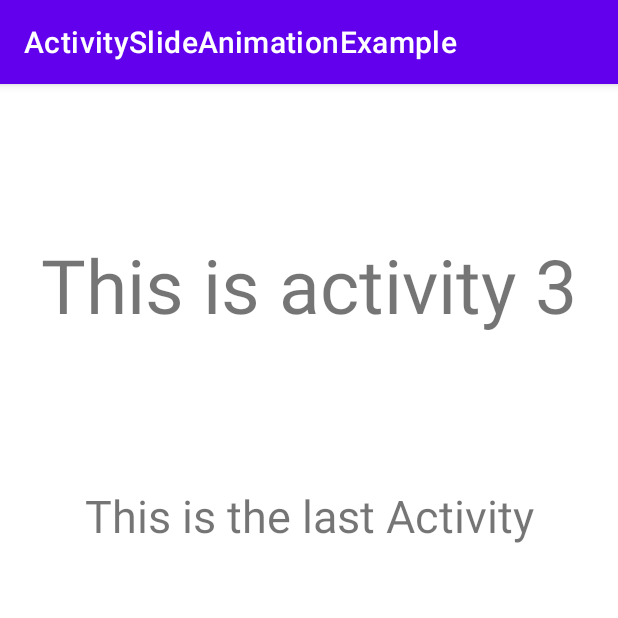
After one commit to Lorand-F/ActivitySlideAnimationExample2, an Android app: the Activity3 screen opened directly, with no data from a screen before it, on a phone screen of 412 x 824 dp, the top half of it. The commit adds this screen. Run offline under Robolectric (Android 15) with nearby library versions, the phone set to English and light mode, and no system bars.

Commit message:
doing all stuff (activity 3 -class and xml, add all sliders, generalise sliders for whole project)

```diff
--- a/app/src/main/AndroidManifest.xml
+++ b/app/src/main/AndroidManifest.xml
@@ -11,6 +11,7 @@
         android:supportsRtl="true"
         android:theme="@style/Theme.ActivitySlideAnimationExample">
         <activity android:name=".Activity2"/>
+        <activity android:name=".Activity3"/>
         <activity android:name=".MainActivity">
             <intent-filter>
                 <action android:name="android.intent.action.MAIN" />
--- a/app/src/main/java/com/example/activityslideanimationexample/Activity2.java
+++ b/app/src/main/java/com/example/activityslideanimationexample/Activity2.java
@@ -1,17 +1,36 @@
 package com.example.activityslideanimationexample;
 
+import android.content.Intent;
 import android.os.Bundle;
+import android.view.View;
+import android.widget.Button;
 
+import androidx.annotation.NonNull;
 import androidx.annotation.Nullable;
 import androidx.appcompat.app.AppCompatActivity;
+import androidx.appcompat.view.ActionMode;
 
 public class Activity2 extends AppCompatActivity {
+
+    private Button button2;
 
     @Override
     protected void onCreate(@Nullable Bundle savedInstanceState) {
         super.onCreate(savedInstanceState);
         setContentView(R.layout.activity_2);
+        button2=findViewById(R.id.btn_2);
+        button2.setOnClickListener(new View.OnClickListener() {
+            @Override
+            public void onClick(View v) {
+                Intent intent=new Intent(getApplicationContext(),Activity3.class);
+                startActivity(intent);
+            }
+        });
     }
 
-
+    @Override
+    public void onBackPressed() {
+        super.onBackPressed();
+        overridePendingTransition(R.anim.slide_in_left,R.anim.slide_out_right);
+    }
 }
--- /dev/null
+++ b/app/src/main/java/com/example/activityslideanimationexample/Activity3.java
@@ -0,0 +1,15 @@
+package com.example.activityslideanimationexample;
+
+import android.os.Bundle;
+
+import androidx.annotation.Nullable;
+import androidx.appcompat.app.AppCompatActivity;
+
+public class Activity3 extends AppCompatActivity {
+
+    @Override
+    protected void onCreate(@Nullable Bundle savedInstanceState) {
+        super.onCreate(savedInstanceState);
+        setContentView(R.layout.activity_3);
+    }
+}
--- a/app/src/main/java/com/example/activityslideanimationexample/MainActivity.java
+++ b/app/src/main/java/com/example/activityslideanimationexample/MainActivity.java
@@ -21,6 +21,7 @@ public class MainActivity extends AppCompatActivity {
             public void onClick(View v) {
                 Intent intent = new Intent(getApplicationContext(), Activity2.class);
                 startActivity(intent);
+                overridePendingTransition(R.anim.slide_in_right,R.anim.slide_out_left);
             }
         });
     }
--- /dev/null
+++ b/app/src/main/res/anim/slide_in_left.xml
@@ -0,0 +1,8 @@
+<?xml version="1.0" encoding="utf-8"?>
+<set xmlns:android="http://schemas.android.com/apk/res/android">
+    <translate
+        android:fromXDelta="-100%p"
+        android:toXDelta="0"
+        android:duration="@android:integer/config_mediumAnimTime"/>
+
+</set>
--- /dev/null
+++ b/app/src/main/res/anim/slide_in_right.xml
@@ -0,0 +1,7 @@
+<?xml version="1.0" encoding="utf-8"?>
+<set xmlns:android="http://schemas.android.com/apk/res/android">
+    <translate
+        android:duration="@android:integer/config_mediumAnimTime"
+        android:fromXDelta="100%p"
+        android:toXDelta="0"/>
+</set>
--- /dev/null
+++ b/app/src/main/res/anim/slide_out_left.xml
@@ -0,0 +1,7 @@
+<?xml version="1.0" encoding="utf-8"?>
+<set xmlns:android="http://schemas.android.com/apk/res/android">
+    <translate
+        android:duration="@android:integer/config_mediumAnimTime"
+        android:fromXDelta="0"
+        android:toXDelta="-100%p"/>
+</set>
--- /dev/null
+++ b/app/src/main/res/anim/slide_out_right.xml
@@ -0,0 +1,7 @@
+<?xml version="1.0" encoding="utf-8"?>
+<set xmlns:android="http://schemas.android.com/apk/res/android">
+    <translate
+        android:duration="@android:integer/config_mediumAnimTime"
+        android:fromXDelta="0"
+        android:toXDelta="100%p"/>
+</set>
--- /dev/null
+++ b/app/src/main/res/layout/activity_3.xml
@@ -0,0 +1,30 @@
+<?xml version="1.0" encoding="utf-8"?>
+<androidx.constraintlayout.widget.ConstraintLayout xmlns:android="http://schemas.android.com/apk/res/android"
+    android:layout_width="match_parent"
+    android:layout_height="match_parent"
+    xmlns:app="http://schemas.android.com/apk/res-auto">
+
+    <TextView
+        android:id="@+id/tv_3"
+        android:layout_width="wrap_content"
+        android:layout_height="wrap_content"
+        android:text="@string/this_is_activity_3"
+        android:textSize="50sp"
+        android:layout_marginTop="100dp"
+        app:layout_constraintStart_toStartOf="parent"
+        app:layout_constraintEnd_toEndOf="parent"
+        app:layout_constraintTop_toTopOf="parent"/>
+
+    <TextView
+        android:id="@+id/tv_4"
+        android:layout_width="wrap_content"
+        android:layout_height="wrap_content"
+        android:text="@string/this_is_the_last_activity"
+        android:textSize="30sp"
+        android:layout_marginTop="100dp"
+        app:layout_constraintStart_toStartOf="parent"
+        app:layout_constraintEnd_toEndOf="parent"
+        app:layout_constraintTop_toBottomOf="@id/tv_3"/>
+
+
+</androidx.constraintlayout.widget.ConstraintLayout>
--- a/app/src/main/res/values/strings.xml
+++ b/app/src/main/res/values/strings.xml
@@ -4,4 +4,6 @@
     <string name="open_activity_3">Open activity 3</string>
     <string name="this_is_activity_1">This is Activity 1</string>
     <string name="open_activity_2">Open Activity 2</string>
+    <string name="this_is_activity_3">This is activity 3</string>
+    <string name="this_is_the_last_activity">This is the last Activity</string>
 </resources>
--- a/app/src/main/res/values/themes.xml
+++ b/app/src/main/res/values/themes.xml
@@ -12,5 +12,13 @@
         <!-- Status bar color. -->
         <item name="android:statusBarColor" tools:targetApi="l">?attr/colorPrimaryVariant</item>
         <!-- Customize your theme here. -->
+        <item name="android:windowAnimationStyle">@style/CustomActivityAnimation</item>
+    </style>
+
+    <style name="CustomActivityAnimation" parent="@android:style/Animation.Activity">
+        <item name="android:activityOpenEnterAnimation">@anim/slide_in_right</item>
+        <item name="android:activityOpenExitAnimation">@anim/slide_out_left</item>
+        <item name="android:activityCloseEnterAnimation">@anim/slide_in_left</item>
+        <item name="android:activityCloseExitAnimation">@anim/slide_out_right</item>
     </style>
 </resources>
```
